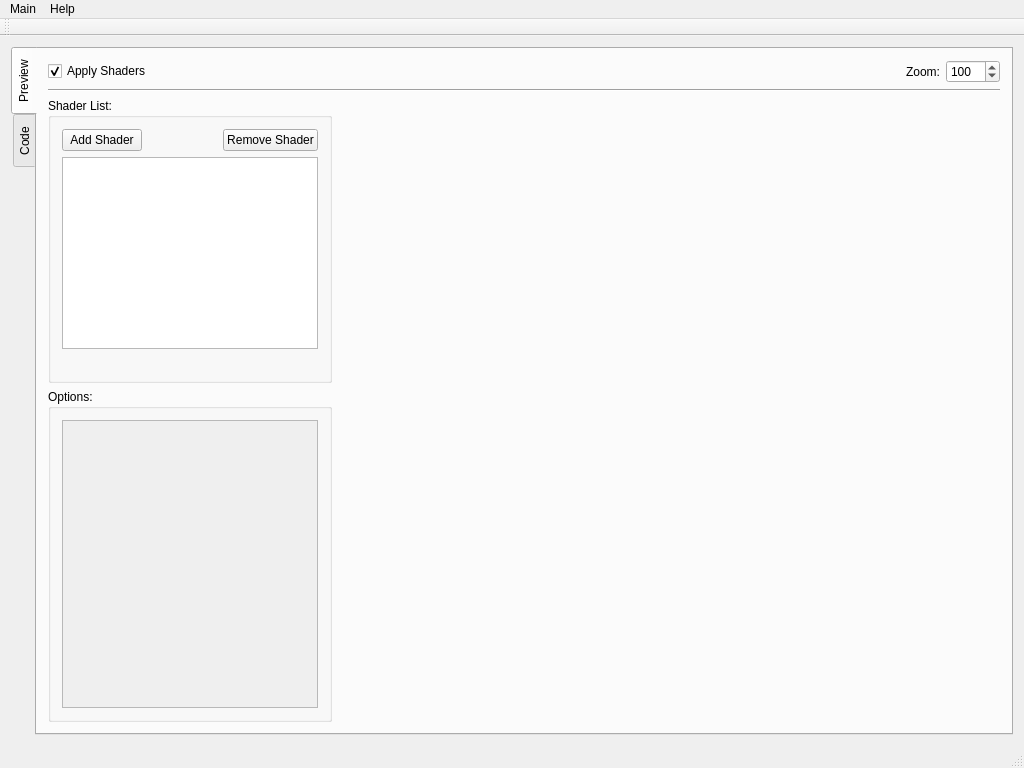
Old version of the form src/gui/mainwindow.ui in the repository jgosmann/ASL.
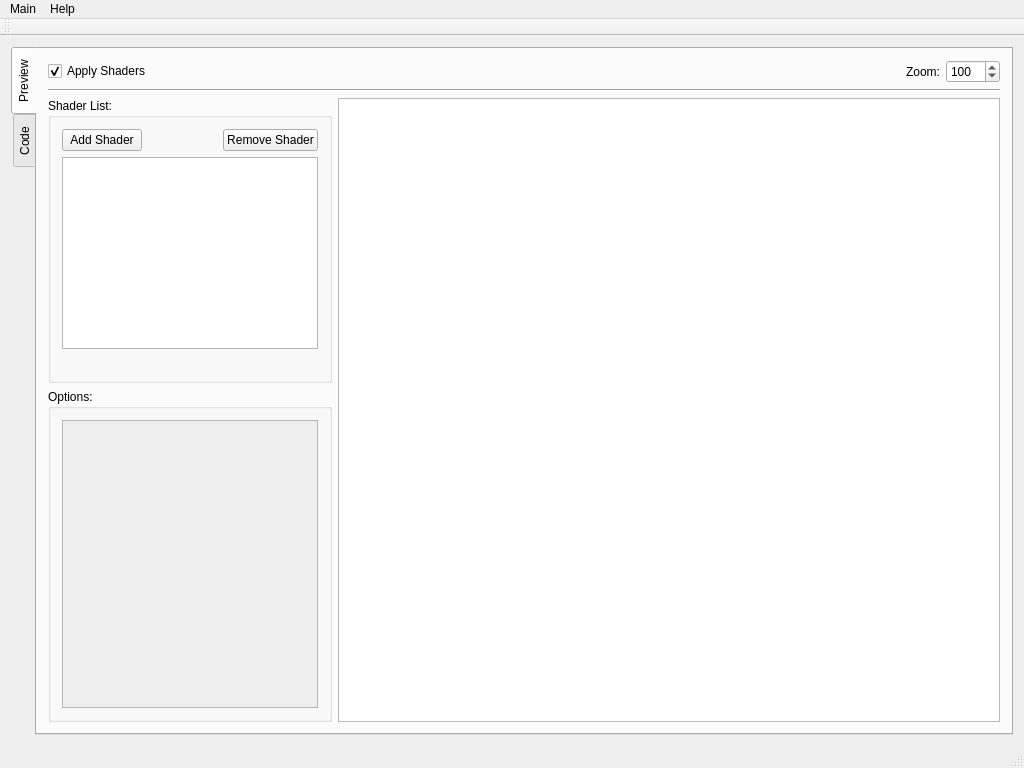
New version of the form. Custom widgets are drawn as their Qt base class.

Commit message: GraphicsView based display for the rendered image. Needs still a renaming.

Patch:
```diff
--- a/src/gui/mainwindow.ui
+++ b/src/gui/mainwindow.ui
@@ -382,7 +382,7 @@
  <customwidgets>
   <customwidget>
    <class>gui::GLImageViewer</class>
-   <extends>QWidget</extends>
+   <extends>QGraphicsView</extends>
    <header>gui/glimageviewer.h</header>
    <container>1</container>
   </customwidget>
```
The commit also changes 4 other files.
